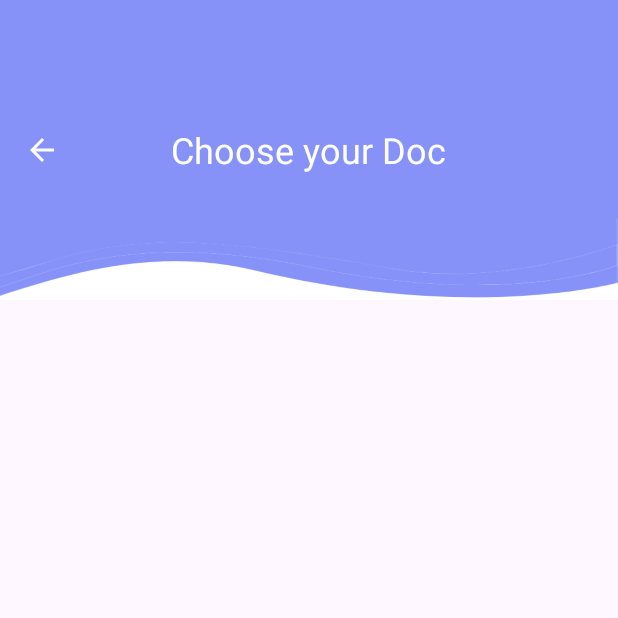
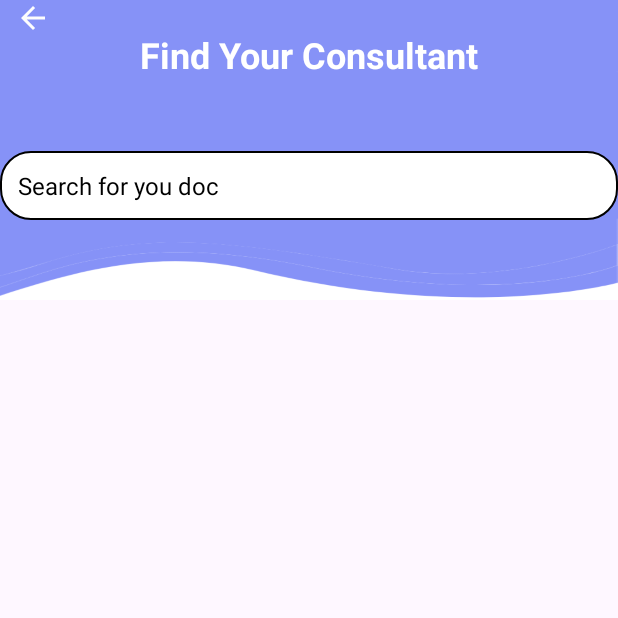
Before and after one commit to PROMISE256/PCSuit, an Android app: the DoctorList screen opened directly, with no data from a screen before it, on a phone screen of 412 x 824 dp, the top half of it. Run offline under Robolectric (Android 15) with nearby library versions, the phone set to English and light mode, and no system bars; our stand-ins replace Firebase (no records; nobody signed in at launch, a user with empty details on screens opened directly).

Commit message:
init commit

```diff
--- a/app/src/main/java/com/example/pcsuit/DoctorList.java
+++ b/app/src/main/java/com/example/pcsuit/DoctorList.java
@@ -2,135 +2,95 @@ package com.example.pcsuit;
 
 import android.annotation.SuppressLint;
 import android.os.Bundle;
-import android.widget.Button;
-import android.widget.ImageButton;
-import android.widget.Toast;
-
+import android.text.Editable;
+import android.text.TextWatcher;
+import android.widget.EditText;
 import androidx.annotation.NonNull;
 import androidx.appcompat.app.AppCompatActivity;
 import androidx.recyclerview.widget.LinearLayoutManager;
 import androidx.recyclerview.widget.RecyclerView;
-
 import com.google.firebase.database.DataSnapshot;
 import com.google.firebase.database.DatabaseError;
 import com.google.firebase.database.DatabaseReference;
 import com.google.firebase.database.FirebaseDatabase;
 import com.google.firebase.database.ValueEventListener;
-
 import java.util.ArrayList;
-import java.util.List;
 
 public class DoctorList extends AppCompatActivity {
 
-    private DoctorAdapter doctorAdapter;
-    private ArrayList<Doc> doctorList;
-
+    RecyclerView recyclerViewDoctors;
+    EditText editTextSearch;
+    DoctorAdapter doctorAdapter;
+    ArrayList<Doc> doctorData;
+    DatabaseReference databaseReference;
+    String selectedHospitalName; // Name of the selected hospital
 
     @Override
     protected void onCreate(Bundle savedInstanceState) {
         super.onCreate(savedInstanceState);
         setContentView(R.layout.activity_doctor_list);
 
+        // Get the selected hospital name from the Intent
+        selectedHospitalName = getIntent().getStringExtra("selectedHospitalName");
+
+        // Initialize Firebase database reference
+        databaseReference = FirebaseDatabase.getInstance().getReference("Doctors");
+
         // Initialize views
-        RecyclerView recyclerView = findViewById(R.id.doctors_recycler_view);
+        recyclerViewDoctors = findViewById(R.id.doctors_recycler_view);
+        recyclerViewDoctors.setLayoutManager(new LinearLayoutManager(this));
+        recyclerViewDoctors.setHasFixedSize(true);
 
-        // Initialize doctor list
-        doctorList = new ArrayList<>();
+        editTextSearch = findViewById(R.id.editTextSearch);
+
+        doctorData = new ArrayList<>();
 
         // Set up RecyclerView
-        doctorAdapter = new DoctorAdapter(this, doctorList);
-        recyclerView.setLayoutManager(new LinearLayoutManager(this));
-        recyclerView.setAdapter(doctorAdapter);
+        doctorAdapter = new DoctorAdapter(this, doctorData);
+        recyclerViewDoctors.setAdapter(doctorAdapter);
 
-        // Set up back button
-        ImageButton backButton = findViewById(R.id.back_button);
-        backButton.setOnClickListener(v -> onBackPressed());
+        // Implement search functionality
+        editTextSearch.addTextChangedListener(new TextWatcher() {
 
-        // Load doctors data
-        loadDoctorsData();
+            @Override
+            public void beforeTextChanged(CharSequence s, int start, int count, int after) {
+                doctorAdapter.getFilter().filter("");
+            }
 
-        // Set up hospital buttons click listeners
-        setHospitalButtonClickListeners();
+            @Override
+            public void onTextChanged(CharSequence s, int start, int before, int count) {
+                doctorAdapter.getFilter().filter(s.toString());
+            }
+
+            @Override
+            public void afterTextChanged(Editable s) {
+
+            }
+
+        });
+
+        // Read doctor data from Firebase
+        readDoctorData();
     }
 
-    private void loadDoctorsData() {
-        // Get reference to the doctors node in Firebase Realtime Database
-        DatabaseReference databaseReference = FirebaseDatabase.getInstance().getReference("Doctors");
-
-        // Add ValueEventListener to fetch data
+    private void readDoctorData() {
         databaseReference.addValueEventListener(new ValueEventListener() {
             @SuppressLint("NotifyDataSetChanged")
             @Override
             public void onDataChange(@NonNull DataSnapshot dataSnapshot) {
-                doctorList.clear();
+                doctorData.clear();
                 for (DataSnapshot snapshot : dataSnapshot.getChildren()) {
-                    // Convert the DataSnapshot to a Doctor object and add it to the list
-                    Doc doc = snapshot.getValue(Doc.class);
-                    doctorList.add(doc);
+                    Doc doctor = snapshot.getValue(Doc.class);
+                    if (doctor != null && doctor.getHospital().equals(selectedHospitalName)) {
+                        doctorData.add(doctor);
+                    }
                 }
-                // Notify the adapter that the data set has changed
                 doctorAdapter.notifyDataSetChanged();
             }
 
             @Override
             public void onCancelled(@NonNull DatabaseError databaseError) {
                 // Handle database error
-                Toast.makeText(DoctorList.this, "Failed to load doctors data", Toast.LENGTH_SHORT).show();
-            }
-        });
-    }
-
-    private void setHospitalButtonClickListeners() {
-        // Find all hospital buttons
-        List<Button> hospitalButtons = new ArrayList<>();
-        hospitalButtons.add(findViewById(R.id.hospital1_button));
-        hospitalButtons.add(findViewById(R.id.hospital2_button));
-        hospitalButtons.add(findViewById(R.id.hospital3_button));
-        hospitalButtons.add(findViewById(R.id.hospital4_button));
-        hospitalButtons.add(findViewById(R.id.hospital5_button));
-        hospitalButtons.add(findViewById(R.id.hospital6_button));
-        hospitalButtons.add(findViewById(R.id.hospital7_button));
-        hospitalButtons.add(findViewById(R.id.hospital8_button));
-        hospitalButtons.add(findViewById(R.id.hospital9_button));
-        hospitalButtons.add(findViewById(R.id.hospital10_button));
-        hospitalButtons.add(findViewById(R.id.hospital11_button));
-        hospitalButtons.add(findViewById(R.id.hospital12_button));
-        // Add more hospital buttons as needed
-
-        // Set click listeners for each hospital button
-        for (final Button hospitalButton : hospitalButtons) {
-            hospitalButton.setOnClickListener(v -> {
-                // Get the hospital name from the button text
-                String hospital = hospitalButton.getText().toString();
-                // Retrieve doctors for the selected hospital
-                retrieveDoctorsByHospital(hospital);
-            });
-        }
-    }
-
-    private void retrieveDoctorsByHospital(final String hospitalName) {
-        // Get reference to the doctors node in Firebase Realtime Database
-        DatabaseReference databaseReference = FirebaseDatabase.getInstance().getReference("Doctors");
-
-        // Add ValueEventListener to fetch data for the selected hospital
-        databaseReference.orderByChild("hospital").equalTo(hospitalName).addListenerForSingleValueEvent(new ValueEventListener() {
-            @SuppressLint("NotifyDataSetChanged")
-            @Override
-            public void onDataChange(@NonNull DataSnapshot dataSnapshot) {
-                doctorList.clear();
-                for (DataSnapshot snapshot : dataSnapshot.getChildren()) {
-                    // Convert the DataSnapshot to a Doctor object and add it to the list
-                    Doc doc = snapshot.getValue(Doc.class);
-                    doctorList.add(doc);
-                }
-                // Notify the adapter that the data set has changed
-                doctorAdapter.notifyDataSetChanged();
-            }
-
-            @Override
-            public void onCancelled(@NonNull DatabaseError databaseError) {
-                // Handle database error
-                Toast.makeText(DoctorList.this, "Failed to retrieve doctors for " + hospitalName, Toast.LENGTH_SHORT).show();
             }
         });
     }
--- a/app/src/main/java/com/example/pcsuit/Hospital.java
+++ b/app/src/main/java/com/example/pcsuit/Hospital.java
@@ -53,10 +53,11 @@ public class Hospital extends AppCompatActivity {
 
         // Implement search functionality
         editTextSearch.addTextChangedListener(new TextWatcher() {
-            private Editable s;
 
             @Override
-            public void beforeTextChanged(CharSequence s, int start, int count, int after) {}
+            public void beforeTextChanged(CharSequence s, int start, int count, int after) {
+               //hospitalAdapter.getFilter().filter("");
+            }
 
             @Override
             public void onTextChanged(CharSequence s, int start, int before, int count) {
@@ -66,7 +67,6 @@ public class Hospital extends AppCompatActivity {
             @Override
             public void afterTextChanged(Editable s) {
 
-                this.s = s;
             }
 
         });
--- a/app/src/main/res/layout/activity_doctor_list.xml
+++ b/app/src/main/res/layout/activity_doctor_list.xml
@@ -12,25 +12,44 @@
         android:background="@drawable/headerbkg">
 
         <!-- Title -->
+
+        <!-- Search Bar -->
+
+
+        <!-- Back Button -->
+
         <TextView
-            android:id="@+id/title"
+            android:id="@+id/textViewTitle"
             android:layout_width="wrap_content"
             android:layout_height="wrap_content"
-            android:layout_centerInParent="true"
-            android:text="Choose your Doc"
+            android:layout_centerHorizontal="true"
+            android:layout_marginTop="20dp"
+            android:text="@string/find_your_consultant"
             android:textColor="@color/white"
-            android:textSize="24sp" />
+            android:textSize="24sp"
+            android:textStyle="bold" />
 
-        <!-- Back Button -->
+        <EditText
+            android:id="@+id/editTextSearch"
+            android:layout_width="match_parent"
+            android:layout_height="wrap_content"
+            android:layout_below="@id/textViewTitle"
+            android:layout_marginTop="48dp"
+            android:background="@drawable/rounded_edittext"
+            android:hint="Search for you doc"
+            android:padding="12dp"
+            android:textColorHint="@color/black"
+            android:textSize="16sp" />
+
         <ImageButton
             android:id="@+id/back_button"
             android:layout_width="wrap_content"
             android:layout_height="wrap_content"
             android:layout_alignParentStart="true"
-            android:layout_centerVertical="true"
-            android:layout_marginStart="16dp"
+            android:layout_marginStart="10dp"
             android:background="@null"
-            android:src="@drawable/baseline_arrow_back_24" />
+            android:src="@drawable/baseline_arrow_back_24"
+            android:contentDescription="@string/Todo" />
 
     </RelativeLayout>
 
--- a/app/src/main/res/layout/activity_hospital.xml
+++ b/app/src/main/res/layout/activity_hospital.xml
@@ -7,8 +7,8 @@
     <RelativeLayout
         android:id="@+id/headerLayout"
         android:layout_width="match_parent"
-        android:layout_height="wrap_content"
-        android:background="@color/bgcolor"
+        android:layout_height="200dp"
+        android:background="@drawable/headerbkg"
         android:padding="16dp">
 
         <!-- Title -->
--- a/app/src/main/res/values/strings.xml
+++ b/app/src/main/res/values/strings.xml
@@ -8,6 +8,9 @@
     <string name="select_speciality">Select Speciality</string>
     <string name="available_days">Available Days</string>
     <string name="set_the_time_you_will_be_on">Set the time you will be on</string>
+    <string name="Todo">TODO</string>
+    <string name="search_for_hospitals">Search for hospitals</string>
+    <string name="find_your_consultant">Find Your Consultant</string>
 
     <string-array name="hospitals">
         <item>Mbarara Regional Referral Hospital</item>
```
Also changed, not shown: app/src/main/java/com/example/pcsuit/Doc.java (+10 -1 lines), app/src/main/java/com/example/pcsuit/DoctorAdapter.java (+73 -27 lines), app/src/main/java/com/example/pcsuit/HospitalAdapter.java (+5 -4 lines).
